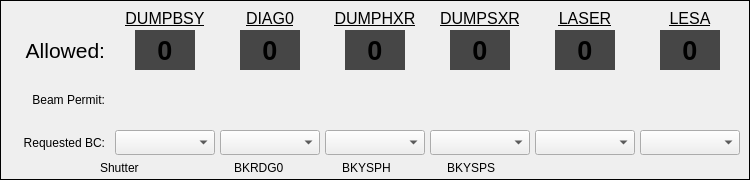
Old version of the form mps_global_beam_class.ui in the repository ad-build-test/pydm-mps.
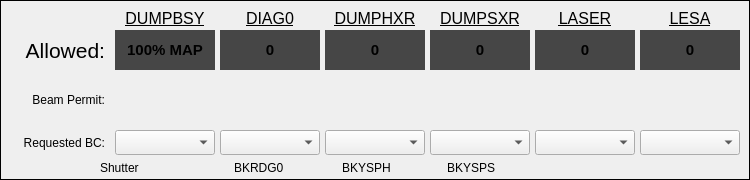
New version of the form. Custom widgets are drawn as their Qt base class.

The edit to the form file:
```diff
--- a/mps_global_beam_class.ui
+++ b/mps_global_beam_class.ui
@@ -76,15 +76,15 @@
    <widget class="PyDMLabel" name="PyDMLabel">
     <property name="geometry">
      <rect>
-      <x>135</x>
+      <x>115</x>
       <y>30</y>
-      <width>60</width>
+      <width>100</width>
       <height>40</height>
      </rect>
     </property>
     <property name="font">
      <font>
-      <pointsize>20</pointsize>
+      <pointsize>11</pointsize>
       <weight>75</weight>
       <bold>true</bold>
      </font>
@@ -96,7 +96,7 @@
      <string notr="true">background-color: rgb(70, 70, 70);</string>
     </property>
     <property name="text">
-     <string>0</string>
+     <string>100% MAP</string>
     </property>
     <property name="alignment">
      <set>Qt::AlignCenter</set>
@@ -167,15 +167,15 @@
    <widget class="PyDMLabel" name="PyDMLabel_2">
     <property name="geometry">
      <rect>
-      <x>240</x>
+      <x>220</x>
       <y>30</y>
-      <width>60</width>
+      <width>100</width>
       <height>40</height>
      </rect>
     </property>
     <property name="font">
      <font>
-      <pointsize>20</pointsize>
+      <pointsize>11</pointsize>
       <weight>75</weight>
       <bold>true</bold>
      </font>
@@ -258,15 +258,15 @@
    <widget class="PyDMLabel" name="PyDMLabel_3">
     <property name="geometry">
      <rect>
-      <x>345</x>
+      <x>325</x>
       <y>30</y>
-      <width>60</width>
+      <width>100</width>
       <height>40</height>
      </rect>
     </property>
     <property name="font">
      <font>
-      <pointsize>20</pointsize>
+      <pointsize>11</pointsize>
       <weight>75</weight>
       <bold>true</bold>
      </font>
@@ -349,15 +349,15 @@
    <widget class="PyDMLabel" name="PyDMLabel_4">
     <property name="geometry">
      <rect>
-      <x>450</x>
+      <x>430</x>
       <y>30</y>
-      <width>60</width>
+      <width>100</width>
       <height>40</height>
      </rect>
     </property>
     <property name="font">
      <font>
-      <pointsize>20</pointsize>
+      <pointsize>11</pointsize>
       <weight>75</weight>
       <bold>true</bold>
      </font>
@@ -704,15 +704,15 @@
    <widget class="PyDMLabel" name="PyDMLabel_5">
     <property name="geometry">
      <rect>
-      <x>555</x>
+      <x>535</x>
       <y>30</y>
-      <width>60</width>
+      <width>100</width>
       <height>40</height>
      </rect>
     </property>
     <property name="font">
      <font>
-      <pointsize>20</pointsize>
+      <pointsize>11</pointsize>
       <weight>75</weight>
       <bold>true</bold>
      </font>
@@ -811,15 +811,15 @@
    <widget class="PyDMLabel" name="PyDMLabel_6">
     <property name="geometry">
      <rect>
-      <x>660</x>
+      <x>640</x>
       <y>30</y>
-      <width>60</width>
+      <width>100</width>
       <height>40</height>
      </rect>
     </property>
     <property name="font">
      <font>
-      <pointsize>20</pointsize>
+      <pointsize>11</pointsize>
       <weight>75</weight>
       <bold>true</bold>
      </font>
```
